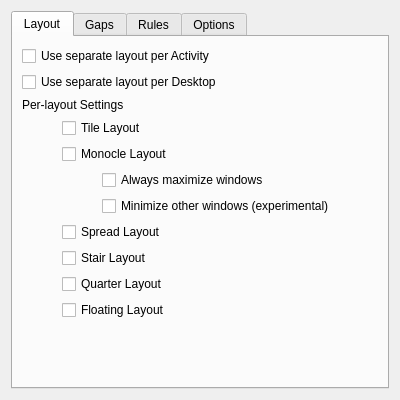
The window that res/config.ui (Bismuth-Forge/bismuth) describes before a commit, drawn with Qt 5.
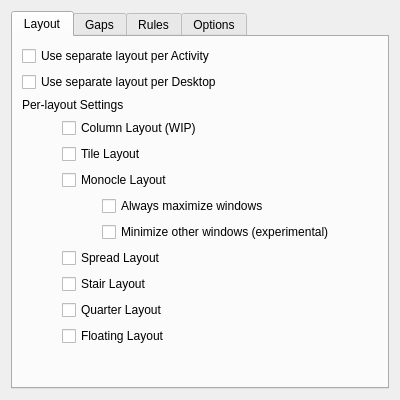
The same window after the commit.

Commit message: expose ColumnLayout through config

What changed in the file:
```diff
--- a/res/config.ui
+++ b/res/config.ui
@@ -56,6 +56,13 @@
          <property name="leftMargin">
           <number>40</number>
          </property>
+         <item>
+          <widget class="QCheckBox" name="kcfg_enableColumnLayout">
+           <property name="text">
+            <string>Column Layout (WIP)</string>
+           </property>
+          </widget>
+         </item>
          <item>
           <widget class="QCheckBox" name="kcfg_enableTileLayout">
            <property name="toolTip">
```
The commit also changes 4 other files.
